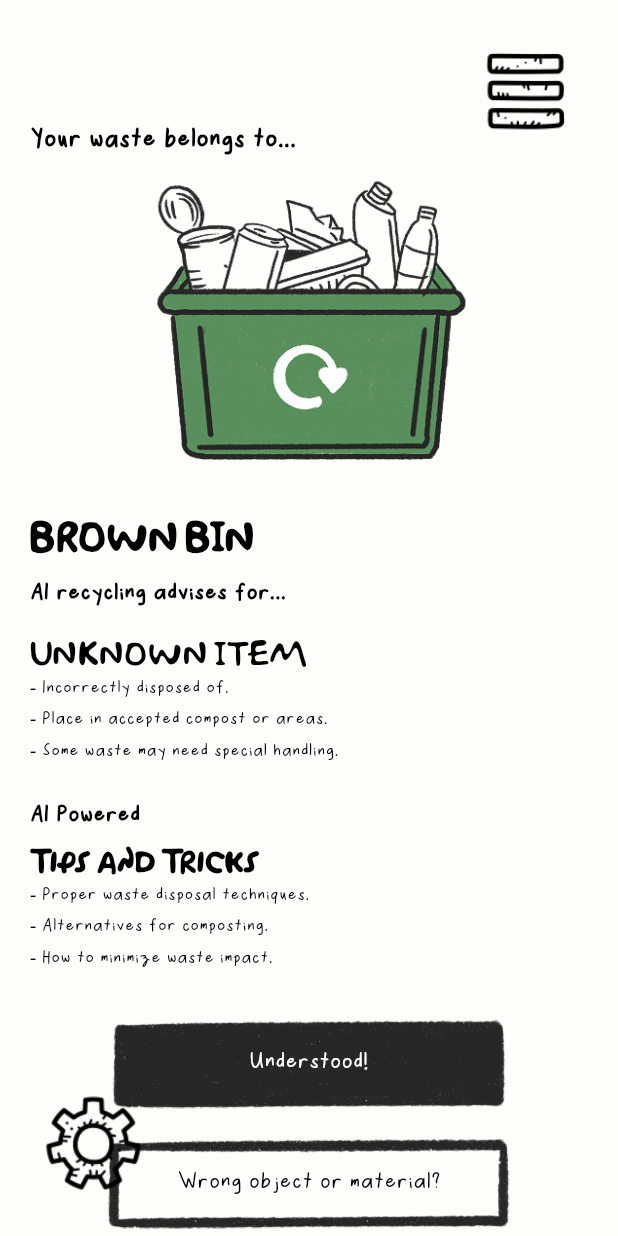
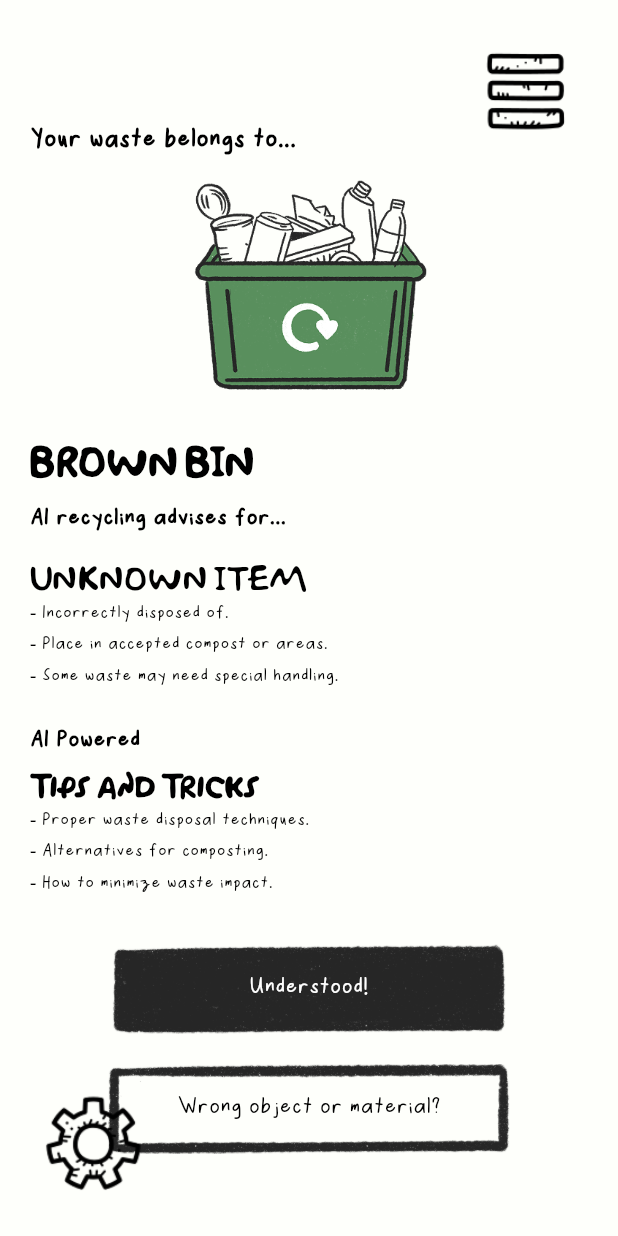
Before and after one commit to clarissachng/trash_classifier, a Flutter app: the LearnMorePage screen opened directly with empty values, on a phone screen of 412 x 824 dp. Run offline on Flutter 3.47's test engine with Material 3 defaults, Android fonts, the phone set to English and light mode, and no system bars; our stand-ins replace camera, fl_chart.

Commit message:
add size3

```diff
--- a/lib/screens/learn_more_page.dart
+++ b/lib/screens/learn_more_page.dart
@@ -26,12 +26,12 @@ class LearnMorePage extends StatelessWidget {
   @override
   Widget build(BuildContext context) {
     return Scaffold(
-      // Remove the AppBar to eliminate the black bar
       body: SafeArea(
         child: Stack(
           children: [
-            // Main Content
-            Padding(
+            // ✅ Scrollable Content
+            SingleChildScrollView(
+              child: Padding(
                 padding: const EdgeInsets.all(20.0),
                 child: Column(
                   crossAxisAlignment: CrossAxisAlignment.start,
@@ -45,7 +45,7 @@ class LearnMorePage extends StatelessWidget {
                     Center(
                       child: Image.asset(
                         'assets/bins/green_box.png', // Ensure image exists
-                      height: 200,
+                        height: 150,
                       ),
                     ),
                     const SizedBox(height: 20),
@@ -61,10 +61,10 @@ class LearnMorePage extends StatelessWidget {
                     const SizedBox(height: 10),
                     Text(
                       scannedItem.isNotEmpty ? scannedItem : "UNKNOWN ITEM",
-                    style: TextStyle(
+                      style: const TextStyle(
                         fontFamily: 'Simpsonfont',
-                      fontSize: 20, )
-                      // fontWeight: FontWeight.bold),
+                        fontSize: 20,
+                      ),
                     ),
                     const Text(
                       "- Incorrectly disposed of.\n- Place in accepted compost or areas.\n- Some waste may need special handling.",
@@ -143,15 +143,17 @@ class LearnMorePage extends StatelessWidget {
                         ],
                       ),
                     ),
+
+                    const SizedBox(height: 100), // Ensure extra spacing at the bottom
                   ],
+                ),
               ),
             ),
 
             // Top Right Menu Icon
-            Align(
-              alignment: Alignment.topRight,
-              child: Padding(
-                padding: const EdgeInsets.all(16.0),
+            Positioned(
+              top: 16,
+              right: 16,
               child: IconButton(
                 icon: Image.asset(
                   'assets/widgets/menu-icon.png',
@@ -160,14 +162,11 @@ class LearnMorePage extends StatelessWidget {
                 onPressed: () => _navigateToDrawer(context),
               ),
             ),
-          ),
-
 
             // Settings Button (Bottom Left)
-            Align(
-              alignment: Alignment.bottomLeft,
-              child: Padding(
-                padding: const EdgeInsets.all(16.0),
+            Positioned(
+              bottom: 16,
+              left: 16,
               child: IconButton(
                 icon: Image.asset(
                   'assets/icon/settings-icon.png',
@@ -176,7 +175,6 @@ class LearnMorePage extends StatelessWidget {
                 onPressed: () => _navigateToSettings(context),
               ),
             ),
-          ),
           ],
         ),
       ),
```
Lines whose indentation alone changed are shown as unchanged.
